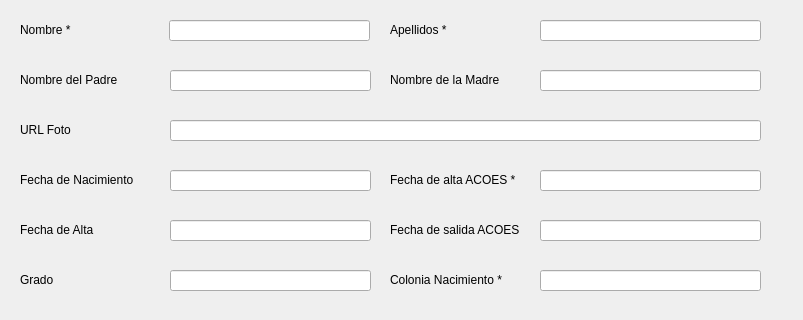
Qt form src/UI/perfilBecado.ui (PurpleFlamingo/purpleACOES) before a commit; both pictures show x 0 to 803 and y 0 to 320 of the 803 by 650 pixel window.
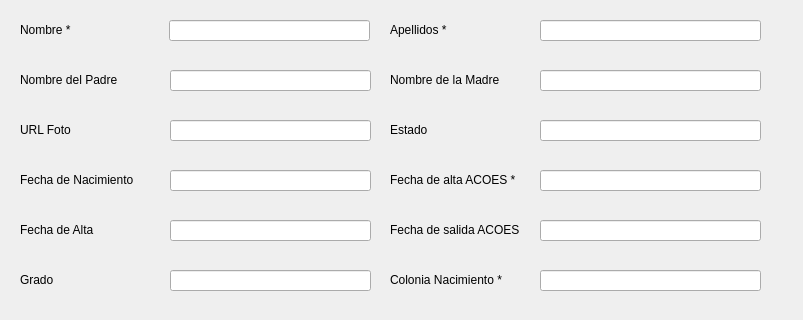
The same form after that commit.

Commit message: Arreglos en subsistema de apadrinamiento

Diff of the .ui file:
```diff
--- a/src/UI/perfilBecado.ui
+++ b/src/UI/perfilBecado.ui
@@ -124,7 +124,7 @@
      <rect>
       <x>170</x>
       <y>120</y>
-      <width>591</width>
+      <width>201</width>
       <height>21</height>
      </rect>
     </property>
@@ -385,6 +385,29 @@
      <string>Salir sin Guardar</string>
     </property>
    </widget>
+   <widget class="QLabel" name="lEstado">
+    <property name="geometry">
+     <rect>
+      <x>390</x>
+      <y>120</y>
+      <width>141</width>
+      <height>19</height>
+     </rect>
+    </property>
+    <property name="text">
+     <string>Estado</string>
+    </property>
+   </widget>
+   <widget class="QLineEdit" name="eEstado">
+    <property name="geometry">
+     <rect>
+      <x>540</x>
+      <y>120</y>
+      <width>221</width>
+      <height>21</height>
+     </rect>
+    </property>
+   </widget>
   </widget>
  </widget>
  <resources/>
```
The commit also changes 2 other files.
